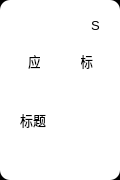
Old version of the form src/rightClickHelper/view/management/menuItemCard.ui in the repository NWYLZW/right-click-helper.
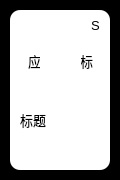
New version of the form. Icons and pictures are not drawn.

```diff
--- a/src/rightClickHelper/view/management/menuItemCard.ui
+++ b/src/rightClickHelper/view/management/menuItemCard.ui
@@ -77,6 +77,11 @@
      <height>180</height>
     </size>
    </property>
+   <property name="styleSheet">
+    <string notr="true">#main {
+	margin: 10px;
+}</string>
+   </property>
    <widget class="QLabel" name="icon">
     <property name="geometry">
      <rect>
@@ -191,63 +196,6 @@
      </property>
     </widget>
    </widget>
-   <widget class="QPushButton" name="edit">
-    <property name="geometry">
-     <rect>
-      <x>20</x>
-      <y>140</y>
-      <width>21</width>
-      <height>21</height>
-     </rect>
-    </property>
-    <property name="cursor">
-     <cursorShape>PointingHandCursor</cursorShape>
-    </property>
-    <property name="toolTip">
-     <string>编辑</string>
-    </property>
-    <property name="text">
-     <string/>
-    </property>
-   </widget>
-   <widget class="QPushButton" name="remove">
-    <property name="geometry">
-     <rect>
-      <x>50</x>
-      <y>140</y>
-      <width>21</width>
-      <height>21</height>
-     </rect>
-    </property>
-    <property name="cursor">
-     <cursorShape>PointingHandCursor</cursorShape>
-    </property>
-    <property name="toolTip">
-     <string>删除</string>
-    </property>
-    <property name="text">
-     <string/>
-    </property>
-   </widget>
-   <widget class="QPushButton" name="more">
-    <property name="geometry">
-     <rect>
-      <x>80</x>
-      <y>140</y>
-      <width>21</width>
-      <height>21</height>
-     </rect>
-    </property>
-    <property name="cursor">
-     <cursorShape>PointingHandCursor</cursorShape>
-    </property>
-    <property name="toolTip">
-     <string>更多</string>
-    </property>
-    <property name="text">
-     <string/>
-    </property>
-   </widget>
    <widget class="QLabel" name="status">
     <property name="geometry">
      <rect>
@@ -270,6 +218,93 @@
      <set>Qt::AlignCenter</set>
     </property>
    </widget>
+   <widget class="QWidget" name="horizontalLayoutWidget_2">
+    <property name="geometry">
+     <rect>
+      <x>10</x>
+      <y>140</y>
+      <width>101</width>
+      <height>21</height>
+     </rect>
+    </property>
+    <layout class="QHBoxLayout" name="horizontalLayout">
+     <item>
+      <widget class="QPushButton" name="edit">
+       <property name="minimumSize">
+        <size>
+         <width>16</width>
+         <height>16</height>
+        </size>
+       </property>
+       <property name="maximumSize">
+        <size>
+         <width>16</width>
+         <height>16</height>
+        </size>
+       </property>
+       <property name="cursor">
+        <cursorShape>PointingHandCursor</cursorShape>
+       </property>
+       <property name="toolTip">
+        <string>编辑</string>
+       </property>
+       <property name="text">
+        <string/>
+       </property>
+      </widget>
+     </item>
+     <item>
+      <widget class="QPushButton" name="remove">
+       <property name="minimumSize">
+        <size>
+         <width>16</width>
+         <height>16</height>
+        </size>
+       </property>
+       <property name="maximumSize">
+        <size>
+         <width>16</width>
+         <height>16</height>
+        </size>
+       </property>
+       <property name="cursor">
+        <cursorShape>PointingHandCursor</cursorShape>
+       </property>
+       <property name="toolTip">
+        <string>删除</string>
+       </property>
+       <property name="text">
+        <string/>
+       </property>
+      </widget>
+     </item>
+     <item>
+      <widget class="QPushButton" name="more">
+       <property name="minimumSize">
+        <size>
+         <width>16</width>
+         <height>16</height>
+        </size>
+       </property>
+       <property name="maximumSize">
+        <size>
+         <width>16</width>
+         <height>16</height>
+        </size>
+       </property>
+       <property name="cursor">
+        <cursorShape>PointingHandCursor</cursorShape>
+       </property>
+       <property name="toolTip">
+        <string/>
+       </property>
+       <property name="text">
+        <string/>
+       </property>
+      </widget>
+     </item>
+    </layout>
+   </widget>
   </widget>
  </widget>
  <resources>
```
